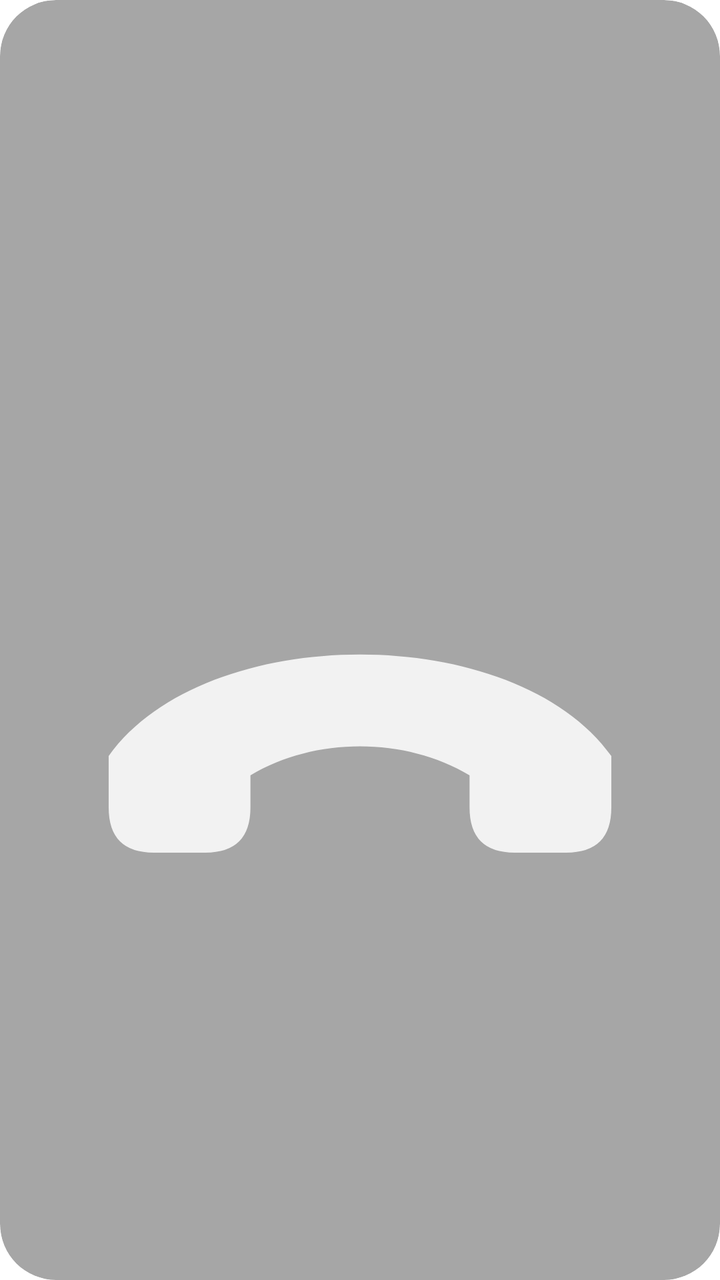
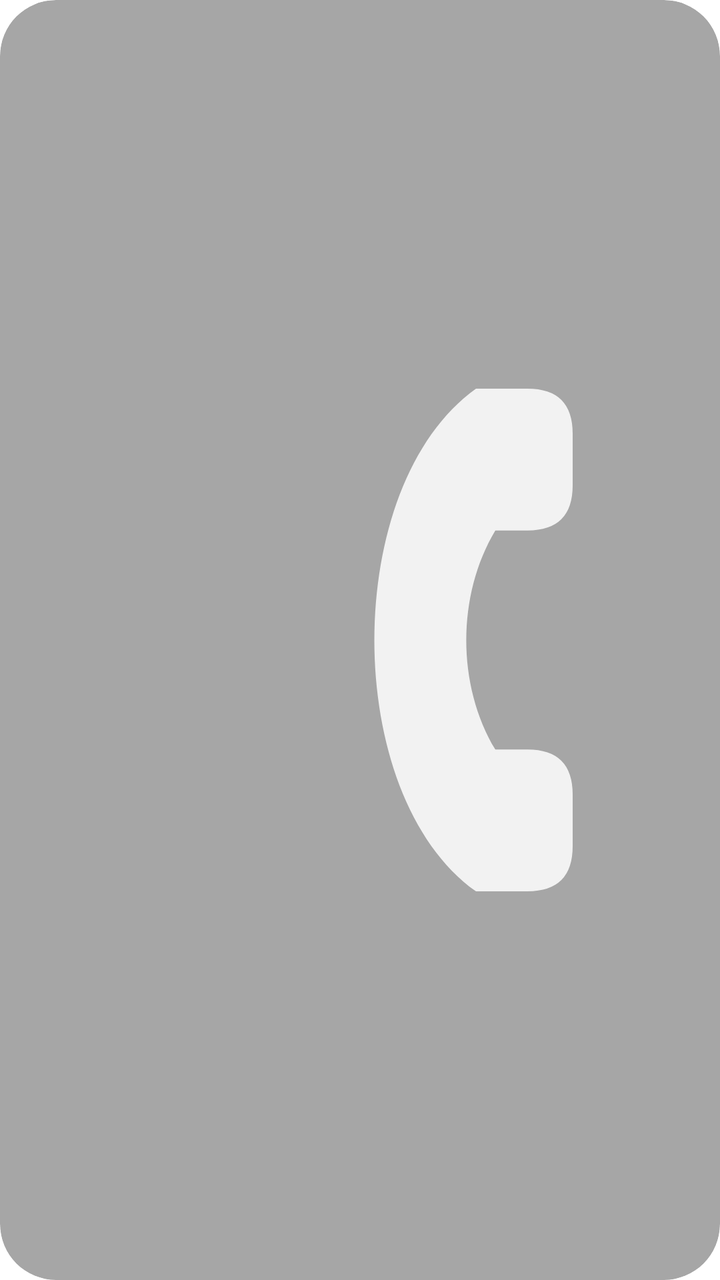

Compare the two renders of this Android layout. The source of the first and the diff that turns it into the second are given below.
<!-- AndroidManifest.xml: fallback theme Theme.MaterialComponents.DayNight.NoActionBar -->
<!-- res/layout/widget_mcw.xml -->
<?xml version="1.0" encoding="utf-8"?>
<FrameLayout xmlns:android="http://schemas.android.com/apk/res/android"
    android:id="@+id/widget_root"
    android:layout_width="match_parent"
    android:layout_height="match_parent"
    android:background="@drawable/bg_idle"
    android:clipToOutline="true">

    <ImageView
        android:id="@+id/widget_icon"
        android:layout_width="match_parent"
        android:layout_height="match_parent"
        android:padding="6dp"
        android:scaleType="fitCenter"
        android:src="@drawable/ic_idle"
        android:contentDescription="@string/state_none" />
</FrameLayout>
<!-- resources referenced by this layout -->
<resources>
  <!-- drawable bg_idle (drawable) -->
  <?xml version="1.0" encoding="utf-8"?>
  <shape xmlns:android="http://schemas.android.com/apk/res/android" android:shape="rectangle">
      <solid android:color="@color/mcw_idle_bg" />
      <corners android:radius="@android:dimen/system_app_widget_background_radius" />
  </shape>
  <!-- drawable ic_idle (drawable) -->
  <?xml version="1.0" encoding="utf-8"?>
  <vector xmlns:android="http://schemas.android.com/apk/res/android"
      android:width="108dp" android:height="108dp"
      android:viewportWidth="108" android:viewportHeight="108">
  
      
      <path android:fillColor="@color/mcw_idle_icon" android:pathData="M15,72 C30,51 78,51 93,72 L93,80 Q93,87 86,87 L78,87 Q71,87 71,80 L71,75 C61,69 47,69 37,75 L37,80 Q37,87 30,87 L22,87 Q15,87 15,80 Z" />
  </vector>
  <string name="state_none">Inga missade samtal. Tryck för att öppna samtalsloggen.</string>
  <color name="mcw_idle_bg">#59000000</color>
  <color name="mcw_idle_icon">#D9FFFFFF</color>
</resources>

<!-- the commit's change to res/layout/widget_mcw.xml (unified diff, before → after) -->
@@ -12,6 +12,6 @@
         android:layout_height="match_parent"
         android:padding="6dp"
         android:scaleType="fitCenter"
-        android:src="@drawable/ic_idle"
+        android:src="@drawable/ic_idle_v"
         android:contentDescription="@string/state_none" />
 </FrameLayout>
<!-- resource entries referenced after the edit -->
@@ -6,14 +6,15 @@
       <solid android:color="@color/mcw_idle_bg" />
       <corners android:radius="@android:dimen/system_app_widget_background_radius" />
   </shape>
-  <!-- drawable ic_idle (drawable) -->
+  <!-- drawable ic_idle_v (drawable) -->
   <?xml version="1.0" encoding="utf-8"?>
   <vector xmlns:android="http://schemas.android.com/apk/res/android"
       android:width="108dp" android:height="108dp"
       android:viewportWidth="108" android:viewportHeight="108">
-  
-      
-      <path android:fillColor="@color/mcw_idle_icon" android:pathData="M15,72 C30,51 78,51 93,72 L93,80 Q93,87 86,87 L78,87 Q71,87 71,80 L71,75 C61,69 47,69 37,75 L37,80 Q37,87 30,87 L22,87 Q15,87 15,80 Z" />
+      <group android:pivotX="54" android:pivotY="54" android:rotation="-90">
+          
+          <path android:fillColor="@color/mcw_idle_icon" android:pathData="M15,72 C30,51 78,51 93,72 L93,80 Q93,87 86,87 L78,87 Q71,87 71,80 L71,75 C61,69 47,69 37,75 L37,80 Q37,87 30,87 L22,87 Q15,87 15,80 Z" />
+      </group>
   </vector>
   <string name="state_none">Inga missade samtal. Tryck för att öppna samtalsloggen.</string>
   <color name="mcw_idle_bg">#59000000</color>
